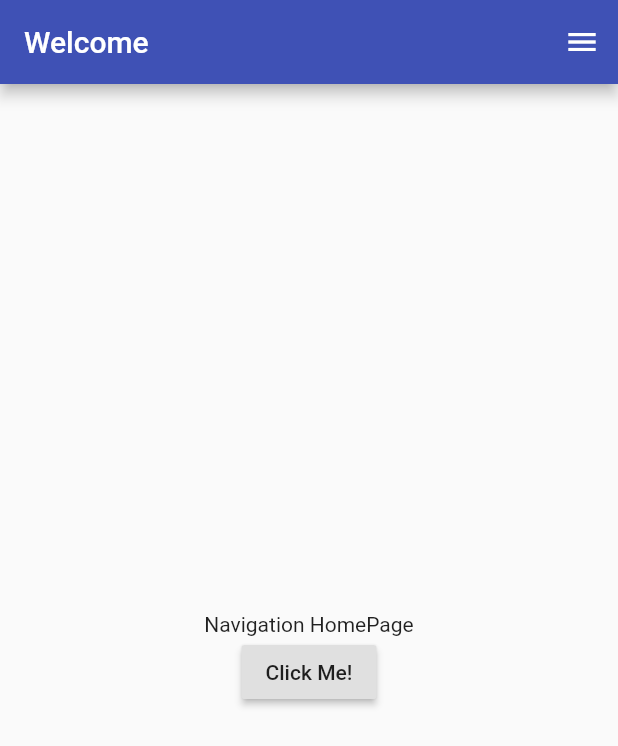
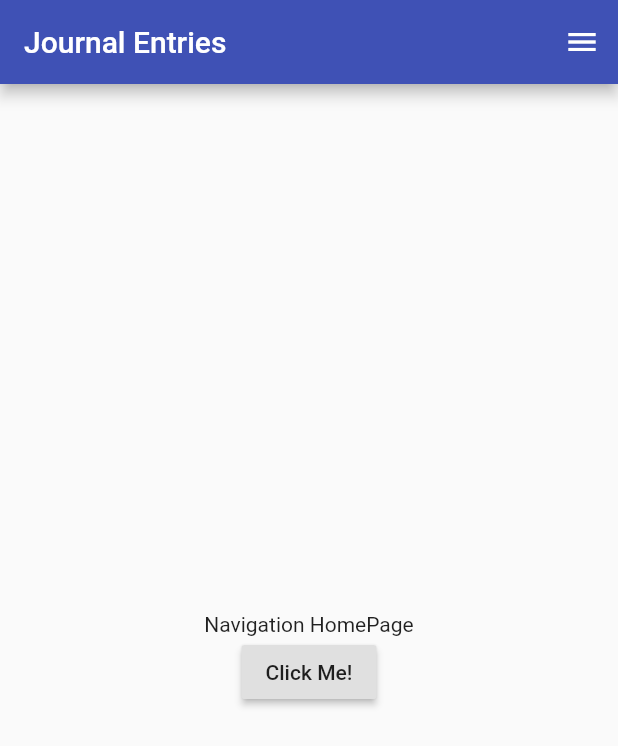
Before and after one commit to willdarnell/journal, a Flutter app: the screen it shows after launch, on a phone screen of 412 x 824 dp. Shown: the top 746 px of the screen. Run offline on Flutter 3.47's test engine with Material 2 defaults, Android fonts, the phone set to English and light mode, and no system bars; our stand-ins replace dynamic_theme, shared_preferences.

Commit message:
conditional title

```diff
--- a/lib/app.dart
+++ b/lib/app.dart
@@ -4,6 +4,7 @@ import 'package:journal/screens/journal_entry.dart';
 import 'package:shared_preferences/shared_preferences.dart';
 import 'package:dynamic_theme/dynamic_theme.dart';
 import 'package:journal/screens/journal_form.dart';
+import 'package:journal/models/journal.dart';
 
 
 
@@ -11,7 +12,7 @@ class App extends StatefulWidget {
 
   static final routes = {
     HomePage.routeName: (context) => HomePage(),
-    JournalEntry.routeName: (context) => JournalEntry(),
+    JournalEntryView.routeName: (context) => JournalEntryView(),
     JournalForm.routeName: (context) => JournalForm()
   };
 
@@ -20,11 +21,11 @@ class App extends StatefulWidget {
 }
 
 class _AppState extends State<App> {
-  bool _dark = false;
 
   @override
   void initState() {
     super.initState();
+
   }
 
 
--- a/lib/screens/home_page.dart
+++ b/lib/screens/home_page.dart
@@ -1,17 +1,27 @@
 import 'package:flutter/material.dart';
 import 'package:journal/screens/journal_entry.dart';
 import 'package:journal/widgets/drawer.dart';
+import 'package:journal/models/journal.dart';
+import 'dart:core';
 
 class HomePage extends StatelessWidget {
 
 
   static final routeName = '/';
-
+  Journal journal = Journal([JournalEntry(1, "farts", "doublefarts", 1, DateTime(2020, 2, 2))]);
+  Text _getTitle(object) {
+    if (object.journalEntries.isEmpty){
+      return Text('Welcome');
+    }
+    else {
+      return Text("Journal Entries");
+    }
+  }
   @override
   Widget build(BuildContext context) {
     return Scaffold(
       endDrawer: MyDrawer(),
-      appBar: AppBar(title: Text('Welcome'),),
+      appBar: AppBar(title: _getTitle(journal),),
       body: Center(
         child: Column(
           mainAxisAlignment: MainAxisAlignment.center,
@@ -36,7 +46,7 @@ class HomePage extends StatelessWidget {
   }
 
   void displayAlpha(BuildContext context) {
-    Navigator.pushNamed(context, JournalEntry.routeName);
+    Navigator.pushNamed(context, JournalEntryView.routeName);
   }
 
 }
--- a/lib/screens/journal_entry.dart
+++ b/lib/screens/journal_entry.dart
@@ -2,7 +2,7 @@ import 'package:flutter/material.dart';
 import 'package:journal/widgets/drawer.dart';
 
 
-class JournalEntry extends StatelessWidget {
+class JournalEntryView extends StatelessWidget {
 
   static final routeName = 'alpha';
 
```
